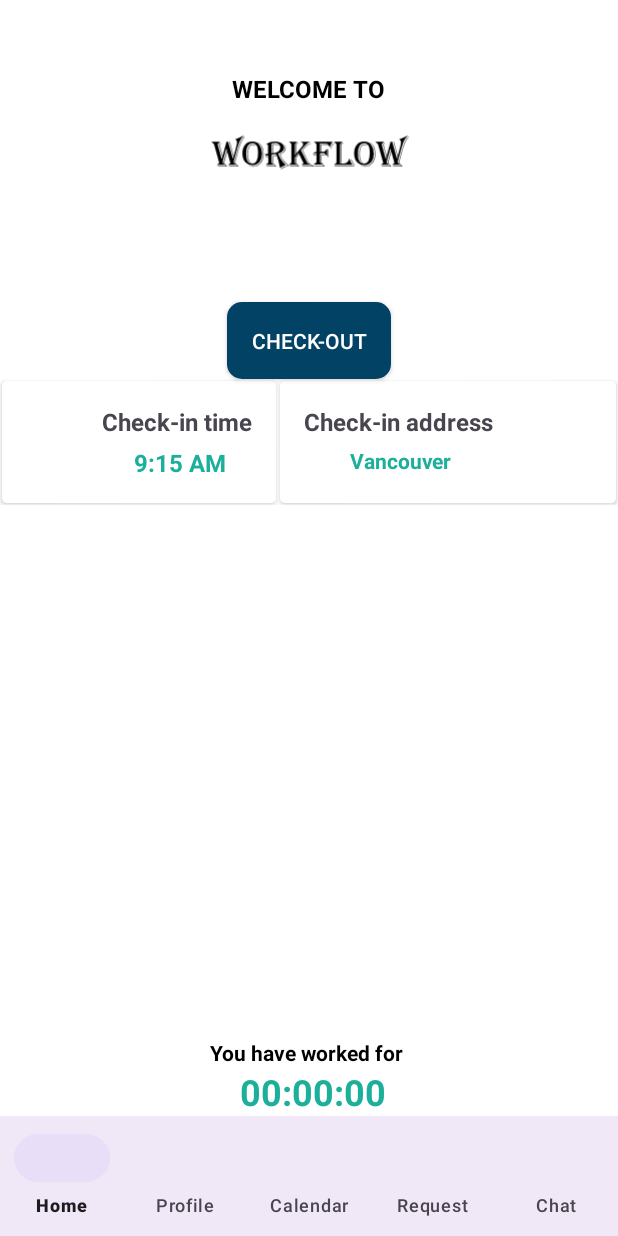
After one commit to shelciajose/F23_3175_G9_WorkFlow, an Android app: the NavigationActivity screen opened directly, with no data from a screen before it, on a phone screen of 412 x 824 dp. The commit adds this screen. Run offline under Robolectric (Android 15) with nearby library versions, the phone set to English and light mode, and no system bars.

Commit message:
Add navigation bar

```diff
--- a/app/build.gradle
+++ b/app/build.gradle
@@ -43,6 +43,10 @@ dependencies {
     androidTestImplementation 'androidx.test.ext:junit:1.1.5'
     androidTestImplementation 'androidx.test.espresso:espresso-core:3.5.1'
     implementation 'de.hdodenhof:circleimageview:3.1.0'
+    implementation 'com.google.firebase:firebase-auth:22.2.0'
+    implementation 'com.google.firebase:firebase-database:20.3.0'
+    implementation 'com.google.firebase:firebase-storage:20.3.0'
+    implementation platform('com.google.firebase:firebase-bom:32.5.0')
 
     // Add the dependencies for any other desired Firebase products
     // https://firebase.google.com/docs/android/setup#available-libraries
--- /dev/null
+++ b/app/src/main/java/com/example/workflow/NavigationActivity.java
@@ -0,0 +1,71 @@
+package com.example.workflow;
+
+import androidx.annotation.NonNull;
+import androidx.appcompat.app.ActionBar;
+import androidx.appcompat.app.AppCompatActivity;
+import androidx.fragment.app.FragmentTransaction;
+
+import android.os.Bundle;
+import android.view.MenuItem;
+
+import com.google.android.material.bottomnavigation.BottomNavigationView;
+import com.google.android.material.navigation.NavigationBarView;
+
+public class NavigationActivity extends AppCompatActivity {
+    ActionBar actionBar;
+    BottomNavigationView navigationView;
+
+    @Override
+    protected void onCreate(Bundle savedInstanceState) {
+        super.onCreate(savedInstanceState);
+        setContentView(R.layout.activity_navigation);
+
+        actionBar = getSupportActionBar();
+        if(actionBar != null) {
+            actionBar.setTitle("Check in / Check out");
+        }
+        navigationView = findViewById(R.id.navigation);
+        navigationView.setOnItemSelectedListener(selectedListener);
+
+        HomeFragment homeFragment = new HomeFragment();
+        FragmentTransaction fragmentTransaction = getSupportFragmentManager().beginTransaction();
+        fragmentTransaction.replace(R.id.content, homeFragment,"");
+        fragmentTransaction.commit();
+    }
+
+    private final NavigationBarView.OnItemSelectedListener selectedListener = new NavigationBarView.OnItemSelectedListener() {
+
+        @Override
+        public boolean onNavigationItemSelected(@NonNull MenuItem item) {
+            if(item.getItemId() == R.id.menu_home) {
+                actionBar.setTitle("Home");
+
+                return true;
+            } else if(item.getItemId() == R.id.menu_profile) {
+                actionBar.setTitle("Profile");
+
+                return true;
+            } else if(item.getItemId() == R.id.menu_calendar) {
+                actionBar.setTitle("Calendar");
+
+                return true;
+            } else if(item.getItemId() == R.id.menu_leaveRequest) {
+                actionBar.setTitle("Leave Request");
+
+                return true;
+            } else if(item.getItemId() == R.id.menu_chat) {
+                actionBar.setTitle("Chat");
+
+                return true;
+
+            } else {
+                return false;
+            }
+//            else if(item.getItemId() == R.id.menu_singout) {
+//                actionBar.setTitle("Sign out");
+//                return true;
+//            }
+
+        }
+    };
+}
--- /dev/null
+++ b/app/src/main/res/layout/activity_navigation.xml
@@ -0,0 +1,29 @@
+<?xml version="1.0" encoding="utf-8"?>
+<LinearLayout
+    xmlns:android="http://schemas.android.com/apk/res/android"
+    xmlns:app="http://schemas.android.com/apk/res-auto"
+    xmlns:tools="http://schemas.android.com/tools"
+    android:layout_width="match_parent"
+    android:layout_height="match_parent"
+    android:gravity="center"
+    android:orientation="vertical"
+    tools:context=".NavigationActivity">
+
+    <FrameLayout
+        android:id="@+id/content"
+        android:layout_width="match_parent"
+        android:layout_height="0dp"
+        android:layout_weight="1"/>
+
+    <com.google.android.material.bottomnavigation.BottomNavigationView
+        android:id="@+id/navigation"
+        android:layout_width="match_parent"
+        android:layout_height="wrap_content"
+        android:layout_gravity="bottom"
+        android:background="?android:attr/windowBackground"
+        app:labelVisibilityMode="labeled"
+        app:menu="@menu/workflow_menu">
+
+    </com.google.android.material.bottomnavigation.BottomNavigationView>
+
+</LinearLayout>
--- /dev/null
+++ b/app/src/main/res/menu/workflow_menu.xml
@@ -0,0 +1,21 @@
+<?xml version="1.0" encoding="utf-8"?>
+<menu xmlns:android="http://schemas.android.com/apk/res/android">
+    <item
+        android:id="@+id/menu_home"
+        android:title="@string/txtNavHome" />
+    <item
+        android:id="@+id/menu_profile"
+        android:title="@string/txtNavProfile" />
+    <item
+        android:id="@+id/menu_calendar"
+        android:title="@string/txtNavCalendar" />
+    <item
+        android:id="@+id/menu_leaveRequest"
+        android:title="@string/txtNavLeaveRequest" />
+    <item
+        android:id="@+id/menu_chat"
+        android:title="@string/txtNavChat" />
+<!--    <item-->
+<!--        android:id="@+id/menu_singout"-->
+<!--        android:title="@string/txtNavSignOut" />-->
+</menu>
--- a/app/src/main/res/values/strings.xml
+++ b/app/src/main/res/values/strings.xml
@@ -26,4 +26,11 @@
     <string name="EmailHint">Email</string>
     <string name="AddressTxt">Address</string>
     <string name="AddressHint">Address</string>
+
+    <string name="txtNavHome">Home</string>
+    <string name="txtNavProfile">Profile</string>
+    <string name="txtNavCalendar">Calendar</string>
+    <string name="txtNavLeaveRequest">Request</string>
+    <string name="txtNavChat">Chat</string>
+    <string name="txtNavSignOut">Sign out</string>
 </resources>
```
Also changed, not shown: app/src/main/AndroidManifest.xml (+7 -4 lines), app/src/main/java/com/example/workflow/ConstList.java (added, +34 -0 lines), app/src/main/res/values/styles.xml (added, +10 -0 lines).
